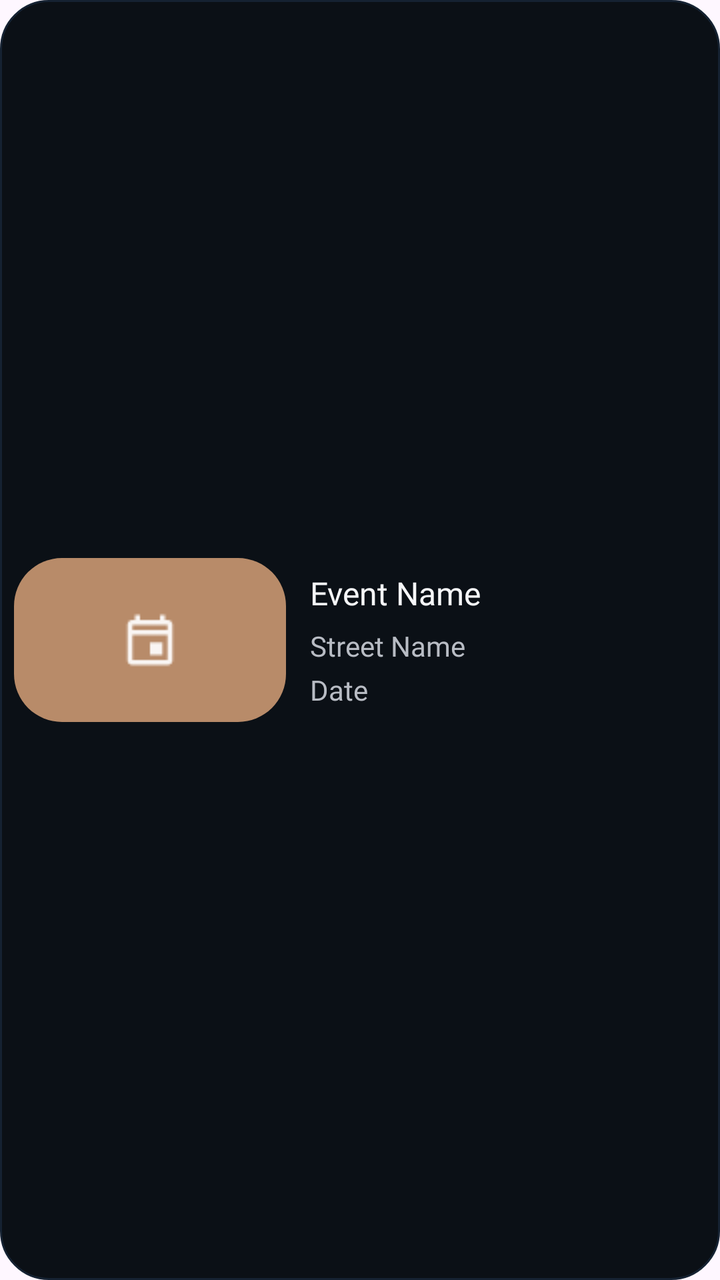
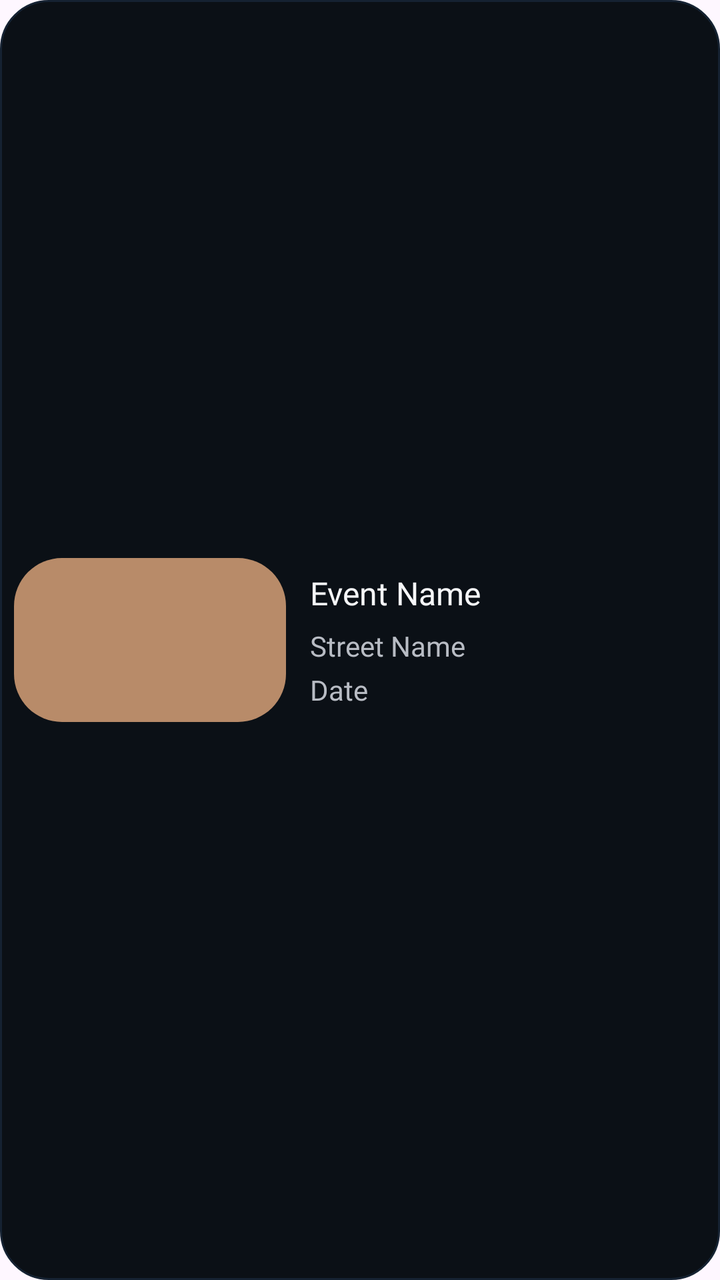

Compare the two renders of this Android layout. The source of the first and the diff that turns it into the second are given below.
<!-- AndroidManifest.xml: application theme Theme.Allot -->
<!-- res/layout/item_my_event_status_card.xml -->
<?xml version="1.0" encoding="utf-8"?>
<LinearLayout xmlns:android="http://schemas.android.com/apk/res/android"
    android:layout_width="match_parent"
    android:layout_height="wrap_content"
    android:layout_marginBottom="12dp"
    android:background="@drawable/bg_my_events_card"
    android:clickable="true"
    android:focusable="true"
    android:gravity="center_vertical"
    android:minHeight="98dp"
    android:orientation="horizontal"
    android:padding="7dp">

    <FrameLayout
        android:layout_width="136dp"
        android:layout_height="82dp">

        <View
            android:id="@+id/imageBackground"
            android:layout_width="match_parent"
            android:layout_height="match_parent"
            android:background="@drawable/bg_event_image_one" />

        <ImageView
            android:id="@+id/previewIcon"
            android:layout_width="40dp"
            android:layout_height="40dp"
            android:layout_gravity="center"
            android:alpha="0.92"
            android:contentDescription="@null"
            android:scaleType="centerInside"
            android:src="@drawable/event" />
    </FrameLayout>

    <LinearLayout
        android:layout_width="0dp"
        android:layout_height="wrap_content"
        android:layout_marginStart="12dp"
        android:layout_weight="1"
        android:orientation="vertical">

        <TextView
            android:id="@+id/titleText"
            android:layout_width="match_parent"
            android:layout_height="wrap_content"
            android:fontFamily="@font/varela_round_regular"
            android:maxLines="2"
            android:text="@string/default_event_name"
            android:textColor="@color/text_primary"
            android:textSize="16sp" />

        <TextView
            android:id="@+id/locationText"
            android:layout_width="match_parent"
            android:layout_height="wrap_content"
            android:layout_marginTop="6dp"
            android:ellipsize="end"
            android:fontFamily="@font/varela_round_regular"
            android:maxLines="1"
            android:text="@string/default_street_name"
            android:textColor="@color/text_secondary"
            android:textSize="14sp" />

        <TextView
            android:id="@+id/dateText"
            android:layout_width="match_parent"
            android:layout_height="wrap_content"
            android:layout_marginTop="3dp"
            android:ellipsize="end"
            android:fontFamily="@font/varela_round_regular"
            android:maxLines="1"
            android:text="@string/default_date"
            android:textColor="@color/text_secondary"
            android:textSize="14sp" />
    </LinearLayout>

</LinearLayout>
<!-- resources referenced by this layout -->
<resources>
  <color name="text_primary">#F6F7F9</color>
  <color name="text_secondary">#B8BCC4</color>
  <!-- drawable bg_event_image_one (drawable) -->
  <?xml version="1.0" encoding="utf-8"?>
  <shape xmlns:android="http://schemas.android.com/apk/res/android" android:shape="rectangle">
      <solid android:color="@color/event_image_one" />
      <corners android:radius="24dp" />
  </shape>
  <!-- drawable bg_my_events_card (drawable) -->
  <?xml version="1.0" encoding="utf-8"?>
  <shape xmlns:android="http://schemas.android.com/apk/res/android"
      android:shape="rectangle">
      <solid android:color="#0B1016" />
      <stroke
          android:width="1dp"
          android:color="#152232" />
      <corners android:radius="24dp" />
  </shape>
  <!-- drawable event: png bitmap (drawable, 372 bytes) -->
  <string name="default_date">Date</string>
  <string name="default_event_name">Event Name</string>
  <string name="default_street_name">Street Name</string>
  <style name="Theme.Allot" parent="Base.Theme.Allot" />
  <color name="event_image_one">#B88B69</color>
  <style name="Base.Theme.Allot" parent="Theme.Material3.DayNight.NoActionBar">
          
          
      </style>
</resources>

<!-- the commit's change to res/layout/item_my_event_status_card.xml (unified diff, before → after) -->
@@ -21,15 +21,7 @@
             android:layout_height="match_parent"
             android:background="@drawable/bg_event_image_one" />
 
-        <ImageView
-            android:id="@+id/previewIcon"
-            android:layout_width="40dp"
-            android:layout_height="40dp"
-            android:layout_gravity="center"
-            android:alpha="0.92"
-            android:contentDescription="@null"
-            android:scaleType="centerInside"
-            android:src="@drawable/event" />
+
     </FrameLayout>
 
     <LinearLayout
<!-- resource entries referenced after the edit -->
@@ -18,7 +18,6 @@
           android:color="#152232" />
       <corners android:radius="24dp" />
   </shape>
-  <!-- drawable event: png bitmap (drawable, 372 bytes) -->
   <string name="default_date">Date</string>
   <string name="default_event_name">Event Name</string>
   <string name="default_street_name">Street Name</string>
